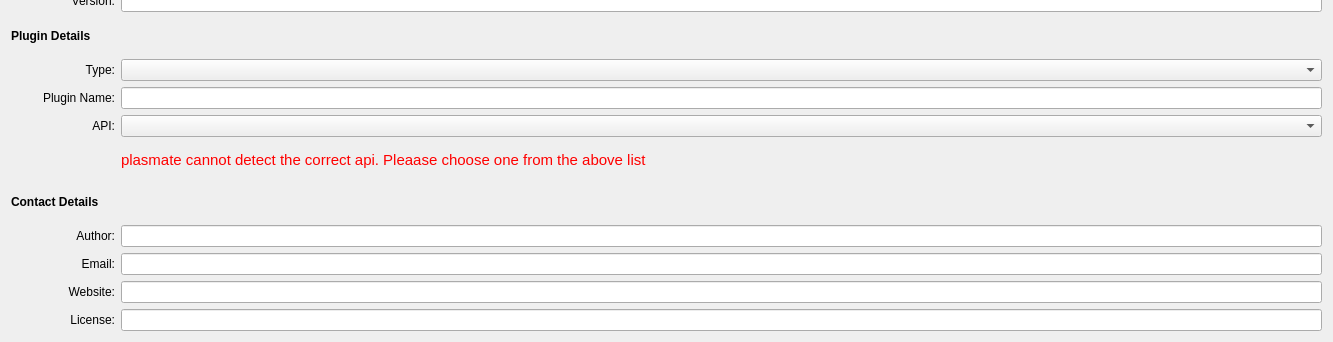
Old version of the form editors/metadata/metadata.ui in the repository KDE/plasma-sdk; both pictures show x 0 to 1333 and y 222 to 564 of the 1333 by 564 pixel window.
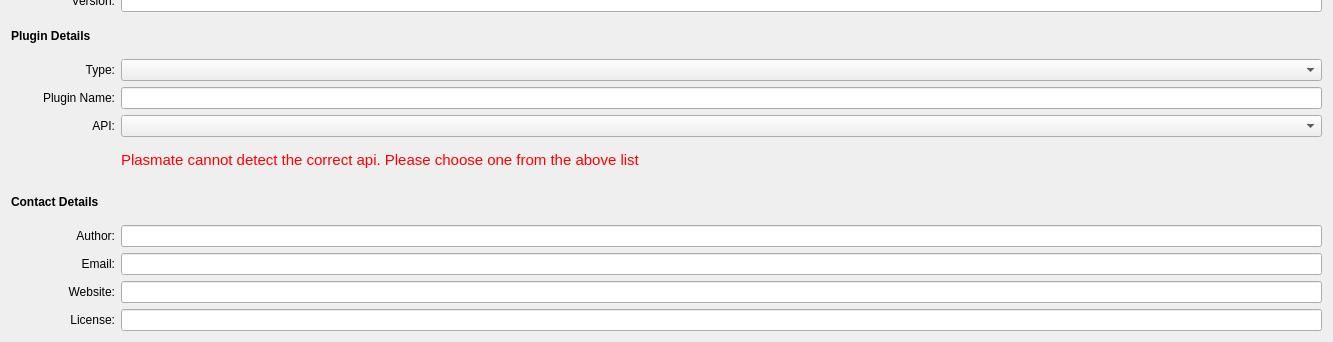
New version of the form. Custom widgets are drawn as their Qt base class.

```diff
--- a/editors/metadata/metadata.ui
+++ b/editors/metadata/metadata.ui
@@ -391,7 +391,7 @@
 &lt;html&gt;&lt;head&gt;&lt;meta name=&quot;qrichtext&quot; content=&quot;1&quot; /&gt;&lt;style type=&quot;text/css&quot;&gt;
 p, li { white-space: pre-wrap; }
 &lt;/style&gt;&lt;/head&gt;&lt;body style=&quot; font-family:'Sans Serif'; font-size:9pt; font-weight:400; font-style:normal;&quot;&gt;
-&lt;p style=&quot; margin-top:0px; margin-bottom:0px; margin-left:0px; margin-right:0px; -qt-block-indent:0; text-indent:0px;&quot;&gt;&lt;span style=&quot; font-size:11pt; color:#ff0000;&quot;&gt;plasmate cannot detect the correct api. Pleaase choose one from the above list&lt;/span&gt;&lt;/p&gt;&lt;/body&gt;&lt;/html&gt;</string>
+&lt;p style=&quot; margin-top:0px; margin-bottom:0px; margin-left:0px; margin-right:0px; -qt-block-indent:0; text-indent:0px;&quot;&gt;&lt;span style=&quot; font-size:11pt; color:#ff0000;&quot;&gt;Plasmate cannot detect the correct api. Please choose one from the above list&lt;/span&gt;&lt;/p&gt;&lt;/body&gt;&lt;/html&gt;</string>
      </property>
      <property name="alignment">
       <set>Qt::AlignLeading|Qt::AlignLeft|Qt::AlignVCenter</set>
```
